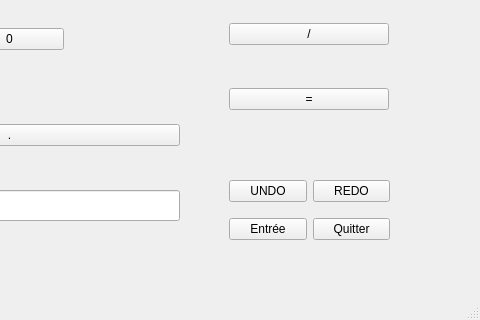
This is mainwindow.ui in Sk4oned/projet1 as Qt 5 draws it before an edit; both pictures show x 481 to 961 and y 280 to 600 of the 961 by 600 pixel window. The edited form follows.
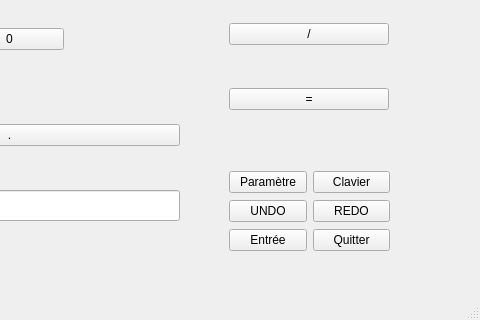
This is the edited form.

```diff
--- a/mainwindow.ui
+++ b/mainwindow.ui
@@ -205,35 +205,49 @@
       <x>710</x>
       <y>450</y>
       <width>161</width>
-      <height>80</height>
+      <height>83</height>
      </rect>
     </property>
     <layout class="QGridLayout" name="gridLayout_2">
-     <item row="1" column="0">
+     <item row="2" column="0">
       <widget class="QPushButton" name="pushButton_16">
        <property name="text">
         <string>Entrée</string>
        </property>
       </widget>
      </item>
-     <item row="1" column="1">
+     <item row="2" column="1">
       <widget class="QPushButton" name="pushButton_17">
        <property name="text">
         <string>Quitter</string>
        </property>
       </widget>
      </item>
-     <item row="0" column="0">
+     <item row="1" column="1">
+      <widget class="QPushButton" name="pushButton_20">
+       <property name="text">
+        <string>REDO</string>
+       </property>
+      </widget>
+     </item>
+     <item row="1" column="0">
       <widget class="QPushButton" name="pushButton_19">
        <property name="text">
         <string>UNDO</string>
        </property>
       </widget>
      </item>
+     <item row="0" column="0">
+      <widget class="QPushButton" name="pushButton_21">
+       <property name="text">
+        <string>Paramètre</string>
+       </property>
+      </widget>
+     </item>
      <item row="0" column="1">
-      <widget class="QPushButton" name="pushButton_20">
+      <widget class="QPushButton" name="pushButton_22">
        <property name="text">
-        <string>REDO</string>
+        <string>Clavier</string>
        </property>
       </widget>
      </item>
```
